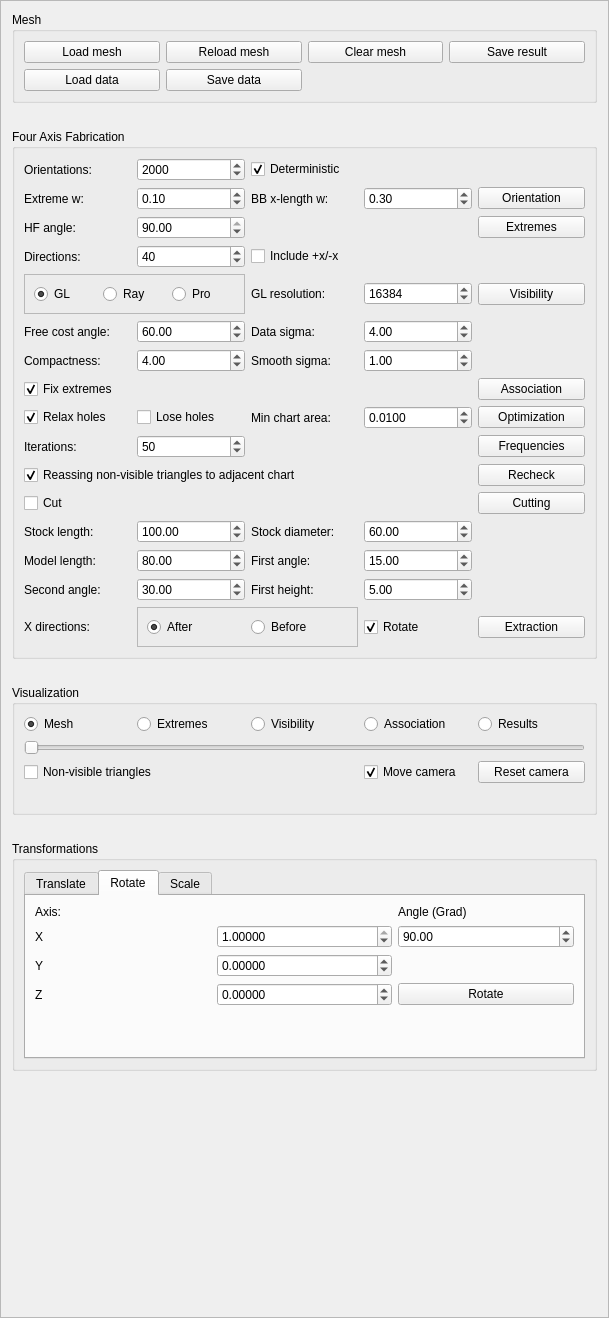
Above: GUI/managers/fouraxisfabricationmanager.ui from cg3hci/4AxisMilling before the change. Below: the same form after it.
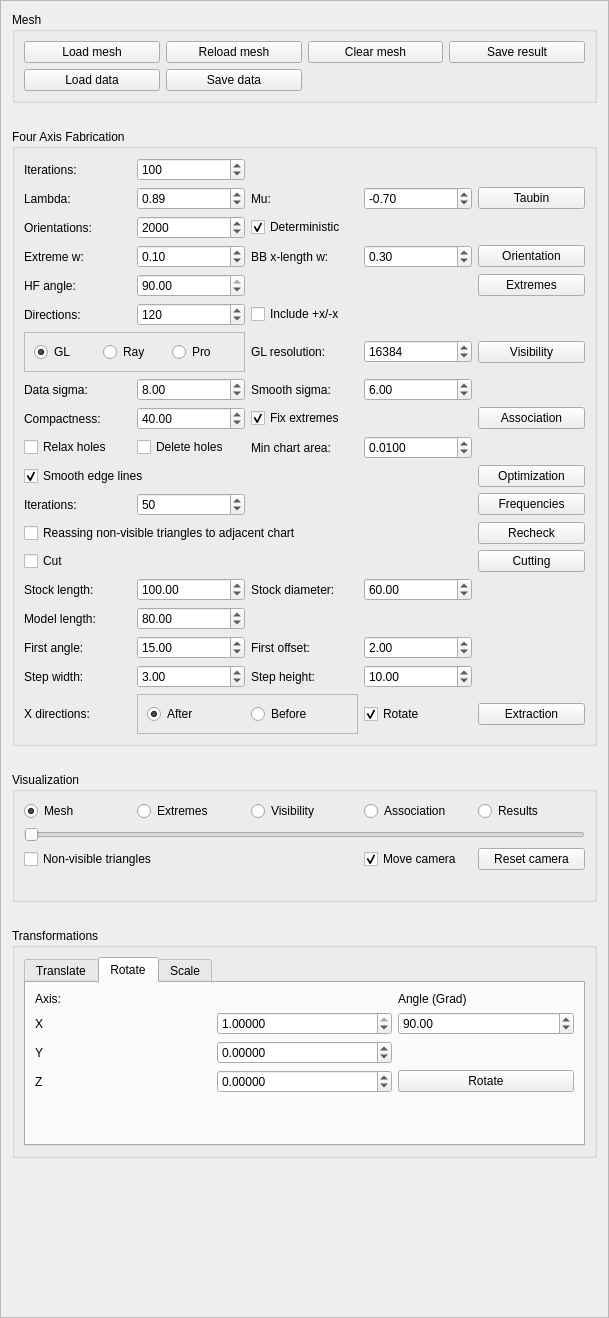
That is the form after the change.

Commit message: Extraction, curve on manifold, optimization, graphcut

Diff of the .ui file:
```diff
--- a/GUI/managers/fouraxisfabricationmanager.ui
+++ b/GUI/managers/fouraxisfabricationmanager.ui
@@ -574,14 +574,178 @@
       <string>Four Axis Fabrication</string>
      </property>
      <layout class="QGridLayout" name="gridLayout_4">
-      <item row="13" column="5">
-       <widget class="QPushButton" name="getAssociationButton">
+      <item row="13" column="1">
+       <widget class="QLabel" name="getAssociationCompactnessLabel">
         <property name="text">
-         <string>Association</string>
+         <string>Compactness:</string>
         </property>
        </widget>
       </item>
-      <item row="5" column="4">
+      <item row="18" column="5">
+       <widget class="QPushButton" name="optimizationButton">
+        <property name="text">
+         <string>Optimization</string>
+        </property>
+       </widget>
+      </item>
+      <item row="3" column="1">
+       <widget class="QLabel" name="optimalOrientationExtremeWeightLabel">
+        <property name="text">
+         <string>Extreme w:</string>
+        </property>
+       </widget>
+      </item>
+      <item row="28" column="2">
+       <widget class="QDoubleSpinBox" name="extractResultsFirstLayerAngleSpinBox">
+        <property name="maximum">
+         <double>90.000000000000000</double>
+        </property>
+        <property name="value">
+         <double>15.000000000000000</double>
+        </property>
+       </widget>
+      </item>
+      <item row="28" column="1">
+       <widget class="QLabel" name="extractResultsFirstLayerAngleLabel">
+        <property name="text">
+         <string>First angle:</string>
+        </property>
+       </widget>
+      </item>
+      <item row="28" column="4">
+       <widget class="QDoubleSpinBox" name="extractResultsFirstLayerOffsetSpinBox">
+        <property name="value">
+         <double>2.000000000000000</double>
+        </property>
+       </widget>
+      </item>
+      <item row="13" column="2">
+       <widget class="QDoubleSpinBox" name="getAssociationCompactnessSpinBox">
+        <property name="maximum">
+         <double>1000.000000000000000</double>
+        </property>
+        <property name="value">
+         <double>40.000000000000000</double>
+        </property>
+       </widget>
+      </item>
+      <item row="2" column="1">
+       <widget class="QLabel" name="optimalOrientationOrientationsLabel">
+        <property name="text">
+         <string>Orientations:</string>
+        </property>
+       </widget>
+      </item>
+      <item row="18" column="1" colspan="2">
+       <widget class="QCheckBox" name="optimizationSmoothEdgeLinesCheckBox">
+        <property name="text">
+         <string>Smooth edge lines</string>
+        </property>
+        <property name="checked">
+         <bool>true</bool>
+        </property>
+       </widget>
+      </item>
+      <item row="19" column="5">
+       <widget class="QPushButton" name="restoreFrequenciesButton">
+        <property name="text">
+         <string>Frequencies</string>
+        </property>
+       </widget>
+      </item>
+      <item row="21" column="5">
+       <widget class="QPushButton" name="cutComponentsButton">
+        <property name="text">
+         <string>Cutting</string>
+        </property>
+       </widget>
+      </item>
+      <item row="29" column="1">
+       <widget class="QLabel" name="extractResultsSecondLayerStepHeightLabel">
+        <property name="text">
+         <string>Step width:</string>
+        </property>
+       </widget>
+      </item>
+      <item row="7" column="3">
+       <widget class="QLabel" name="checkVisibilityResolutionLabel">
+        <property name="text">
+         <string>GL resolution:</string>
+        </property>
+       </widget>
+      </item>
+      <item row="27" column="2">
+       <widget class="QDoubleSpinBox" name="extractResultsModelLengthSpinBox">
+        <property name="maximum">
+         <double>10000.000000000000000</double>
+        </property>
+        <property name="value">
+         <double>80.000000000000000</double>
+        </property>
+       </widget>
+      </item>
+      <item row="29" column="2">
+       <widget class="QDoubleSpinBox" name="extractResultsSecondLayerStepWidthSpinBox">
+        <property name="maximum">
+         <double>90.000000000000000</double>
+        </property>
+        <property name="value">
+         <double>3.000000000000000</double>
+        </property>
+       </widget>
+      </item>
+      <item row="19" column="1">
+       <widget class="QLabel" name="restoreFrequenciesIterationsLabel">
+        <property name="text">
+         <string>Iterations:</string>
+        </property>
+       </widget>
+      </item>
+      <item row="24" column="4">
+       <widget class="QDoubleSpinBox" name="extractResultsStockDiameterSpinBox">
+        <property name="maximum">
+         <double>10000.000000000000000</double>
+        </property>
+        <property name="value">
+         <double>60.000000000000000</double>
+        </property>
+       </widget>
+      </item>
+      <item row="24" column="1">
+       <widget class="QLabel" name="extractResultsStockLengthLabel">
+        <property name="text">
+         <string>Stock length:</string>
+        </property>
+       </widget>
+      </item>
+      <item row="3" column="4">
+       <widget class="QDoubleSpinBox" name="optimalOrientationBBWeightSpinBox">
+        <property name="maximum">
+         <double>1.000000000000000</double>
+        </property>
+        <property name="singleStep">
+         <double>0.100000000000000</double>
+        </property>
+        <property name="value">
+         <double>0.300000000000000</double>
+        </property>
+       </widget>
+      </item>
+      <item row="21" column="1">
+       <widget class="QCheckBox" name="cutComponentsCheckBox">
+        <property name="text">
+         <string>Cut</string>
+        </property>
+       </widget>
+      </item>
+      <item row="27" column="1">
+       <widget class="QLabel" name="extractResultsModelLengthLabel">
+        <property name="text">
+         <string>Model length:</string>
+        </property>
+       </widget>
+      </item>
+      <item row="7" column="4">
        <widget class="QSpinBox" name="checkVisibilityResolutionSpinBox">
         <property name="minimum">
          <number>1024</number>
@@ -597,112 +761,283 @@
         </property>
        </widget>
       </item>
-      <item row="0" column="1">
-       <widget class="QLabel" name="optimalOrientationOrientationsLabel">
+      <item row="24" column="3">
+       <widget class="QLabel" name="extractResultsStockDiameterLabel">
         <property name="text">
-         <string>Orientations:</string>
+         <string>Stock diameter:</string>
         </property>
        </widget>
       </item>
-      <item row="11" column="2">
-       <widget class="QDoubleSpinBox" name="getAssociationCompactnessSpinBox">
-        <property name="maximum">
-         <double>1000.000000000000000</double>
-        </property>
-        <property name="value">
-         <double>4.000000000000000</double>
-        </property>
-       </widget>
-      </item>
-      <item row="9" column="2">
-       <widget class="QDoubleSpinBox" name="getAssociationFreeCostAngleSpinBox">
-        <property name="maximum">
-         <double>90.000000000000000</double>
-        </property>
-        <property name="singleStep">
-         <double>5.000000000000000</double>
-        </property>
-        <property name="value">
-         <double>60.000000000000000</double>
-        </property>
-       </widget>
-      </item>
-      <item row="27" column="1">
+      <item row="31" column="1">
        <widget class="QLabel" name="extractResultsXDirectionsOrderLabel">
         <property name="text">
          <string>X directions:</string>
         </property>
        </widget>
       </item>
-      <item row="27" column="4">
-       <widget class="QCheckBox" name="extractResultsRotateCheckBox">
+      <item row="16" column="2">
+       <widget class="QCheckBox" name="optimizationLoseHolesCheckBox">
         <property name="text">
-         <string>Rotate</string>
+         <string>Delete holes</string>
+        </property>
+       </widget>
+      </item>
+      <item row="1" column="5">
+       <widget class="QPushButton" name="smoothingButton">
+        <property name="text">
+         <string>Taubin</string>
+        </property>
+       </widget>
+      </item>
+      <item row="11" column="1">
+       <widget class="QLabel" name="getAssociationDataSigmaLabel">
+        <property name="text">
+         <string>Data sigma:</string>
+        </property>
+       </widget>
+      </item>
+      <item row="28" column="3">
+       <widget class="QLabel" name="extractResultsFirstLayerOffsetLabel">
+        <property name="text">
+         <string>First offset:</string>
+        </property>
+       </widget>
+      </item>
+      <item row="1" column="1">
+       <widget class="QLabel" name="smoothingLambdaLabel">
+        <property name="text">
+         <string>Lambda:</string>
+        </property>
+       </widget>
+      </item>
+      <item row="20" column="5">
+       <widget class="QPushButton" name="recheckVisibilityButton">
+        <property name="text">
+         <string>Recheck</string>
+        </property>
+       </widget>
+      </item>
+      <item row="2" column="3">
+       <widget class="QCheckBox" name="optimalOrientationDeterministicCheckBox">
+        <property name="layoutDirection">
+         <enum>Qt::LeftToRight</enum>
+        </property>
+        <property name="text">
+         <string>Deterministic</string>
         </property>
         <property name="checked">
          <bool>true</bool>
         </property>
        </widget>
       </item>
-      <item row="25" column="4">
-       <widget class="QDoubleSpinBox" name="extractResultsFirstLayerHeightSpinBox">
+      <item row="3" column="2">
+       <widget class="QDoubleSpinBox" name="optimalOrientationExtremeWeightSpinBox">
         <property name="maximum">
-         <double>10000.000000000000000</double>
+         <double>1.000000000000000</double>
         </property>
         <property name="value">
-         <double>5.000000000000000</double>
+         <double>0.100000000000000</double>
         </property>
        </widget>
       </item>
-      <item row="24" column="2">
-       <widget class="QDoubleSpinBox" name="extractResultsModelLengthSpinBox">
-        <property name="maximum">
-         <double>10000.000000000000000</double>
+      <item row="6" column="1">
+       <widget class="QLabel" name="checkVisibilityDirectionsLabel">
+        <property name="text">
+         <string>Directions:</string>
         </property>
-        <property name="value">
-         <double>80.000000000000000</double>
+       </widget>
+      </item>
+      <item row="3" column="5">
+       <widget class="QPushButton" name="optimalOrientationButton">
+        <property name="text">
+         <string>Orientation</string>
         </property>
        </widget>
       </item>
-      <item row="21" column="4">
-       <widget class="QDoubleSpinBox" name="extractResultsStockDiameterSpinBox">
+      <item row="29" column="3">
+       <widget class="QLabel" name="extractResultsSecondLayerStepWidthLabel">
+        <property name="text">
+         <string>Step height:</string>
+        </property>
+       </widget>
+      </item>
+      <item row="13" column="5">
+       <widget class="QPushButton" name="getAssociationButton">
+        <property name="text">
+         <string>Association</string>
+        </property>
+       </widget>
+      </item>
+      <item row="29" column="4">
+       <widget class="QDoubleSpinBox" name="extractResultsSecondLayerStepHeightSpinBox">
         <property name="maximum">
          <double>10000.000000000000000</double>
         </property>
         <property name="value">
-         <double>60.000000000000000</double>
+         <double>10.000000000000000</double>
         </property>
        </widget>
       </item>
-      <item row="4" column="3">
+      <item row="6" column="3">
        <widget class="QCheckBox" name="checkVisibilityXDirectionsCheckBox">
         <property name="text">
          <string>Include +x/-x</string>
         </property>
+        <property name="checked">
+         <bool>false</bool>
+        </property>
        </widget>
       </item>
-      <item row="14" column="3">
+      <item row="2" column="2">
+       <widget class="QSpinBox" name="optimalOrientationOrientationsSpinBox">
+        <property name="minimum">
+         <number>4</number>
+        </property>
+        <property name="maximum">
+         <number>50000</number>
+        </property>
+        <property name="value">
+         <number>2000</number>
+        </property>
+       </widget>
+      </item>
+      <item row="3" column="3">
+       <widget class="QLabel" name="optimalOrientationBBWeightLabel">
+        <property name="text">
+         <string>BB x-length w:</string>
+        </property>
+       </widget>
+      </item>
+      <item row="16" column="1">
+       <widget class="QCheckBox" name="optimizationRelaxHolesCheckBox">
+        <property name="text">
+         <string>Relax holes</string>
+        </property>
+        <property name="checked">
+         <bool>false</bool>
+        </property>
+       </widget>
+      </item>
+      <item row="16" column="3">
        <widget class="QLabel" name="optimizationMinChartAreaLabel">
         <property name="text">
          <string>Min chart area:</string>
         </property>
        </widget>
       </item>
-      <item row="9" column="3">
-       <widget class="QLabel" name="getAssociationDataSigmaLabel">
+      <item row="7" column="1" colspan="2">
+       <widget class="QFrame" name="checkVisibilityMethodFrame">
+        <property name="frameShape">
+         <enum>QFrame::StyledPanel</enum>
+        </property>
+        <property name="frameShadow">
+         <enum>QFrame::Raised</enum>
+        </property>
+        <layout class="QHBoxLayout" name="horizontalLayout">
+         <item>
+          <widget class="QRadioButton" name="checkVisibilityGLRadio">
+           <property name="text">
+            <string>GL</string>
+           </property>
+           <property name="checked">
+            <bool>true</bool>
+           </property>
+          </widget>
+         </item>
+         <item>
+          <widget class="QRadioButton" name="checkVisibilityRayRadio">
+           <property name="text">
+            <string>Ray</string>
+           </property>
+          </widget>
+         </item>
+         <item>
+          <widget class="QRadioButton" name="checkVisibilityProjectionRadio">
+           <property name="text">
+            <string>Pro</string>
+           </property>
+          </widget>
+         </item>
+        </layout>
+       </widget>
+      </item>
+      <item row="19" column="2">
+       <widget class="QSpinBox" name="restoreFrequenciesIterationsSpinBox">
+        <property name="minimum">
+         <number>1</number>
+        </property>
+        <property name="maximum">
+         <number>1000</number>
+        </property>
+        <property name="value">
+         <number>50</number>
+        </property>
+       </widget>
+      </item>
+      <item row="5" column="2">
+       <widget class="QDoubleSpinBox" name="selectExtremesHeightfieldAngleSpinBox">
+        <property name="minimum">
+         <double>0.010000000000000</double>
+        </property>
+        <property name="maximum">
+         <double>90.000000000000000</double>
+        </property>
+        <property name="value">
+         <double>90.000000000000000</double>
+        </property>
+       </widget>
+      </item>
+      <item row="16" column="4">
+       <widget class="QDoubleSpinBox" name="optimizationMinChartAreaSpinBox">
+        <property name="decimals">
+         <number>4</number>
+        </property>
+        <property name="maximum">
+         <double>0.100000000000000</double>
+        </property>
+        <property name="singleStep">
+         <double>0.001000000000000</double>
+        </property>
+        <property name="value">
+         <double>0.010000000000000</double>
+        </property>
+       </widget>
+      </item>
+      <item row="11" column="3">
+       <widget class="QLabel" name="getAssociationSmoothSigmaLabel">
         <property name="text">
-         <string>Data sigma:</string>
+         <string>Smooth sigma:</string>
         </property>
        </widget>
       </item>
-      <item row="24" column="1">
-       <widget class="QLabel" name="extractResultsModelLengthLabel">
+      <item row="31" column="4">
+       <widget class="QCheckBox" name="extractResultsRotateCheckBox">
         <property name="text">
-         <string>Model length:</string>
+         <string>Rotate</string>
         </property>
+        <property name="checked">
+         <bool>true</bool>
+        </property>
        </widget>
       </item>
-      <item row="27" column="2" colspan="2">
+      <item row="20" column="1" colspan="4">
+       <widget class="QCheckBox" name="recheckVisibilityReassignNonVisibleCheckBox">
+        <property name="text">
+         <string>Reassing non-visible triangles to adjacent chart</string>
+        </property>
+        <property name="checked">
+         <bool>false</bool>
+        </property>
+       </widget>
+      </item>
+      <item row="7" column="5">
+       <widget class="QPushButton" name="checkVisibilityButton">
+        <property name="text">
+         <string>Visibility</string>
+        </property>
+       </widget>
+      </item>
+      <item row="31" column="2" colspan="2">
        <widget class="QFrame" name="extractResultsXDirectionsOrderFrame">
         <property name="frameShape">
          <enum>QFrame::StyledPanel</enum>
@@ -731,84 +1066,21 @@
         </layout>
        </widget>
       </item>
-      <item row="11" column="1">
-       <widget class="QLabel" name="getAssociationCompactnessLabel">
+      <item row="1" column="3">
+       <widget class="QLabel" name="smoothingMuLabel">
         <property name="text">
-         <string>Compactness:</string>
+         <string>Mu:</string>
         </property>
        </widget>
       </item>
-      <item row="9" column="4">
-       <widget class="QDoubleSpinBox" name="getAssociationDataSigmaSpinBox">
-        <property name="minimum">
-         <double>0.050000000000000</double>
-        </property>
-        <property name="maximum">
-         <double>100.000000000000000</double>
-        </property>
-        <property name="singleStep">
-         <double>0.500000000000000</double>
-        </property>
-        <property name="value">
-         <double>4.000000000000000</double>
-        </property>
-       </widget>
-      </item>
-      <item row="14" column="2">
-       <widget class="QCheckBox" name="optimizationLoseHolesCheckBox">
-        <property name="text">
-         <string>Lose holes</string>
-        </property>
-       </widget>
-      </item>
-      <item row="16" column="2">
-       <widget class="QSpinBox" name="restoreFrequenciesIterationsSpinBox">
-        <property name="minimum">
-         <number>1</number>
-        </property>
-        <property name="maximum">
-         <number>1000</number>
-        </property>
-        <property name="value">
-         <number>50</number>
-        </property>
-       </widget>
-      </item>
-      <item row="3" column="2">
-       <widget class="QDoubleSpinBox" name="selectExtremesHeightfieldAngleSpinBox">
-        <property name="minimum">
-         <double>0.010000000000000</double>
-        </property>
-        <property name="maximum">
-         <double>90.000000000000000</double>
-        </property>
-        <property name="value">
-         <double>90.000000000000000</double>
-        </property>
-       </widget>
-      </item>
-      <item row="3" column="1">
+      <item row="5" column="1">
        <widget class="QLabel" name="selectExtremesHeightfieldAngleLabel">
         <property name="text">
          <string>HF angle:</string>
         </property>
        </widget>
       </item>
-      <item row="9" column="1">
-       <widget class="QLabel" name="getAssociationFreeCostAngleLabel">
-        <property name="text">
-         <string>Free cost angle:</string>
-        </property>
-       </widget>
-      </item>
-      <item row="14" column="5">
-       <widget class="QPushButton" name="optimizationButton">
-        <property name="text">
-         <string>Optimization</string>
-        </property>
-       </widget>
-      </item>
-      <item row="4" column="2">
+      <item row="6" column="2">
        <widget class="QSpinBox" name="checkVisibilityDirectionsSpinBox">
         <property name="maximum">
          <number>360</number>
@@ -817,44 +1089,11 @@
          <number>2</number>
         </property>
         <property name="value">
-         <number>40</number>
+         <number>120</number>
         </property>
        </widget>
       </item>
-      <item row="16" column="1">
-       <widget class="QLabel" name="restoreFrequenciesIterationsLabel">
-        <property name="text">
-         <string>Iterations:</string>
-        </property>
-       </widget>
-      </item>
-      <item row="14" column="4">
-       <widget class="QDoubleSpinBox" name="optimizationMinChartAreaSpinBox">
-        <property name="decimals">
-         <number>4</number>
-        </property>
-        <property name="maximum">
-         <double>0.100000000000000</double>
-        </property>
-        <property name="singleStep">
-         <double>0.001000000000000</double>
-        </property>
-        <property name="value">
-         <double>0.010000000000000</double>
-        </property>
-       </widget>
-      </item>
-      <item row="14" column="1">
-       <widget class="QCheckBox" name="optimizationRelaxHolesCheckBox">
-        <property name="text">
-         <string>Relax holes</string>
-        </property>
-        <property name="checked">
-         <bool>true</bool>
-        </property>
-       </widget>
-      </item>
-      <item row="21" column="2">
+      <item row="24" column="2">
        <widget class="QDoubleSpinBox" name="extractResultsStockLengthSpinBox">
         <property name="maximum">
          <double>10000.000000000000000</double>
@@ -864,42 +1103,14 @@
         </property>
        </widget>
       </item>
-      <item row="18" column="1">
-       <widget class="QCheckBox" name="cutComponentsCheckBox">
-        <property name="text">
-         <string>Cut</string>
-        </property>
-       </widget>
-      </item>
       <item row="5" column="5">
-       <widget class="QPushButton" name="checkVisibilityButton">
-        <property name="text">
-         <string>Visibility</string>
-        </property>
-       </widget>
-      </item>
-      <item row="16" column="5">
-       <widget class="QPushButton" name="restoreFrequenciesButton">
-        <property name="text">
-         <string>Frequencies</string>
-        </property>
-       </widget>
-      </item>
-      <item row="3" column="5">
        <widget class="QPushButton" name="selectExtremesButton">
         <property name="text">
          <string>Extremes</string>
         </property>
        </widget>
       </item>
-      <item row="21" column="1">
-       <widget class="QLabel" name="extractResultsStockLengthLabel">
-        <property name="text">
-         <string>Stock length:</string>
-        </property>
-       </widget>
-      </item>
-      <item row="13" column="1">
+      <item row="13" column="3">
        <widget class="QCheckBox" name="getAssociationFixExtremesCheckBox">
         <property name="text">
          <string>Fix extremes</string>
@@ -909,130 +1120,58 @@
         </property>
        </widget>
       </item>
-      <item row="21" column="3">
-       <widget class="QLabel" name="extractResultsStockDiameterLabel">
-        <property name="text">
-         <string>Stock diameter:</string>
+      <item row="11" column="4">
+       <widget class="QDoubleSpinBox" name="getAssociationSmoothSigmaSpinBox">
+        <property name="singleStep">
+         <double>0.500000000000000</double>
         </property>
-       </widget>
-      </item>
-      <item row="17" column="1" colspan="4">
-       <widget class="QCheckBox" name="recheckVisibilityReassignNonVisibleCheckBox">
-        <property name="text">
-         <string>Reassing non-visible triangles to adjacent chart</string>
+        <property name="value">
+         <double>6.000000000000000</double>
         </property>
-        <property name="checked">
-         <bool>true</bool>
-        </property>
        </widget>
       </item>
-      <item row="4" column="1">
-       <widget class="QLabel" name="checkVisibilityDirectionsLabel">
-        <property name="text">
-         <string>Directions:</string>
+      <item row="11" column="2">
+       <widget class="QDoubleSpinBox" name="getAssociationDataSigmaSpinBox">
+        <property name="minimum">
+         <double>0.050000000000000</double>
         </property>
-       </widget>
-      </item>
-      <item row="25" column="3">
-       <widget class="QLabel" name="extractResultsFirstLayerHeightLabel">
-        <property name="text">
-         <string>First height:</string>
+        <property name="maximum">
+         <double>100.000000000000000</double>
         </property>
-       </widget>
-      </item>
-      <item row="5" column="3">
-       <widget class="QLabel" name="checkVisibilityResolutionLabel">
-        <property name="text">
-         <string>GL resolution:</string>
+        <property name="singleStep">
+         <double>0.500000000000000</double>
         </property>
-       </widget>
-      </item>
-      <item row="17" column="5">
-       <widget class="QPushButton" name="recheckVisibilityButton">
-        <property name="text">
-         <string>Recheck</string>
+        <property name="value">
+         <double>8.000000000000000</double>
         </property>
        </widget>
       </item>
-      <item row="5" column="1" colspan="2">
-       <widget class="QFrame" name="checkVisibilityMethodFrame">
-        <property name="frameShape">
-         <enum>QFrame::StyledPanel</enum>
-        </property>
-        <property name="frameShadow">
-         <enum>QFrame::Raised</enum>
-        </property>
-        <layout class="QHBoxLayout" name="horizontalLayout">
-         <item>
-          <widget class="QRadioButton" name="checkVisibilityGLRadio">
-           <property name="text">
-            <string>GL</string>
-           </property>
-           <property name="checked">
-            <bool>true</bool>
-           </property>
-          </widget>
-         </item>
-         <item>
-          <widget class="QRadioButton" name="checkVisibilityRayRadio">
-           <property name="text">
-            <string>Ray</string>
-           </property>
-          </widget>
-         </item>
-         <item>
-          <widget class="QRadioButton" name="checkVisibilityProjectionRadio">
-           <property name="text">
-            <string>Pro</string>
-           </property>
-          </widget>
-         </item>
-        </layout>
-       </widget>
-      </item>
-      <item row="27" column="5">
+      <item row="31" column="5">
        <widget class="QPushButton" name="extractResultsButton">
         <property name="text">
          <string>Extraction</string>
         </property>
        </widget>
       </item>
+      <item row="0" column="1">
+       <widget class="QLabel" name="smoothingIterationsLabel">
+        <property name="text">
+         <string>Iterations:</string>
+        </property>
+       </widget>
+      </item>
       <item row="0" column="2">
-       <widget class="QSpinBox" name="optimalOrientationOrientationsSpinBox">
-        <property name="minimum">
-         <number>4</number>
-        </property>
+       <widget class="QSpinBox" name="smoothingIterationsSpinBox">
         <property name="maximum">
-         <number>50000</number>
+         <number>1000</number>
         </property>
         <property name="value">
-         <number>2000</number>
-        </property>
-       </widget>
-      </item>
-      <item row="18" column="5">
-       <widget class="QPushButton" name="cutComponentsButton">
-        <property name="text">
-         <string>Cutting</string>
-        </property>
-       </widget>
-      </item>
-      <item row="1" column="5">
-       <widget class="QPushButton" name="optimalOrientationButton">
-        <property name="text">
-         <string>Orientation</string>
-        </property>
-       </widget>
-      </item>
-      <item row="1" column="1">
-       <widget class="QLabel" name="optimalOrientationExtremeWeightLabel">
-        <property name="text">
-         <string>Extreme w:</string>
+         <number>100</number>
         </property>
        </widget>
       </item>
       <item row="1" column="2">
-       <widget class="QDoubleSpinBox" name="optimalOrientationExtremeWeightSpinBox">
+       <widget class="QDoubleSpinBox" name="smoothingLambdaSpinBox">
         <property name="maximum">
          <double>1.000000000000000</double>
         </property>
@@ -1040,91 +1179,23 @@
          <double>0.100000000000000</double>
         </property>
         <property name="value">
-         <double>0.100000000000000</double>
-        </property>
-       </widget>
-      </item>
-      <item row="0" column="3">
-       <widget class="QCheckBox" name="optimalOrientationDeterministicCheckBox">
-        <property name="layoutDirection">
-         <enum>Qt::LeftToRight</enum>
-        </property>
-        <property name="text">
-         <string>Deterministic</string>
-        </property>
-        <property name="checked">
-         <bool>true</bool>
-        </property>
-       </widget>
-      </item>
-      <item row="24" column="3">
-       <widget class="QLabel" name="extractResultsFirstLayerAngleLabel">
-        <property name="text">
-         <string>First angle:</string>
-        </property>
-       </widget>
-      </item>
-      <item row="24" column="4">
-       <widget class="QDoubleSpinBox" name="extractResultsFirstLayerAngleSpinBox">
-        <property name="maximum">
-         <double>90.000000000000000</double>
-        </property>
-        <property name="value">
-         <double>15.000000000000000</double>
-        </property>
-       </widget>
-      </item>
-      <item row="25" column="1">
-       <widget class="QLabel" name="extractResultsSecondLayerAngleLabel">
-        <property name="text">
-         <string>Second angle:</string>
-        </property>
-       </widget>
-      </item>
-      <item row="25" column="2">
-       <widget class="QDoubleSpinBox" name="extractResultsSecondLayerAngleSpinBox">
-        <property name="maximum">
-         <double>90.000000000000000</double>
-        </property>
-        <property name="value">
-         <double>30.000000000000000</double>
+         <double>0.890000000000000</double>
         </property>
        </widget>
       </item>
       <item row="1" column="4">
-       <widget class="QDoubleSpinBox" name="optimalOrientationBBWeightSpinBox">
+       <widget class="QDoubleSpinBox" name="smoothingMuSpinBox">
+        <property name="minimum">
+         <double>-1.000000000000000</double>
+        </property>
         <property name="maximum">
-         <double>1.000000000000000</double>
+         <double>0.000000000000000</double>
         </property>
         <property name="singleStep">
          <double>0.100000000000000</double>
         </property>
         <property name="value">
-         <double>0.300000000000000</double>
-        </property>
-       </widget>
-      </item>
-      <item row="1" column="3">
-       <widget class="QLabel" name="optimalOrientationBBWeightLabel">
-        <property name="text">
-         <string>BB x-length w:</string>
-        </property>
-       </widget>
-      </item>
-      <item row="11" column="3">
-       <widget class="QLabel" name="getAssociationSmoothSigmaLabel">
-        <property name="text">
-         <string>Smooth sigma:</string>
-        </property>
-       </widget>
-      </item>
-      <item row="11" column="4">
-       <widget class="QDoubleSpinBox" name="getAssociationSmoothSigmaSpinBox">
-        <property name="singleStep">
-         <double>0.500000000000000</double>
-        </property>
-        <property name="value">
-         <double>1.000000000000000</double>
+         <double>-0.700000000000000</double>
         </property>
        </widget>
       </item>
```
Left out of the diff: 133 changed lines with no effect on the pictures. The commit also changes 18 other files.
